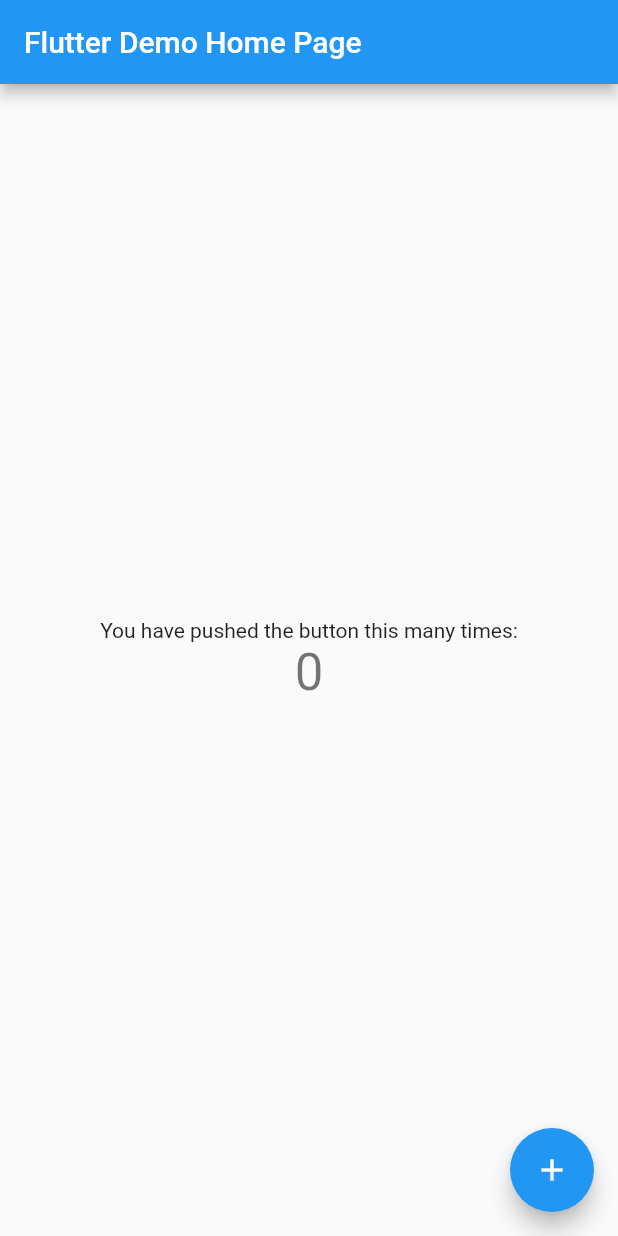
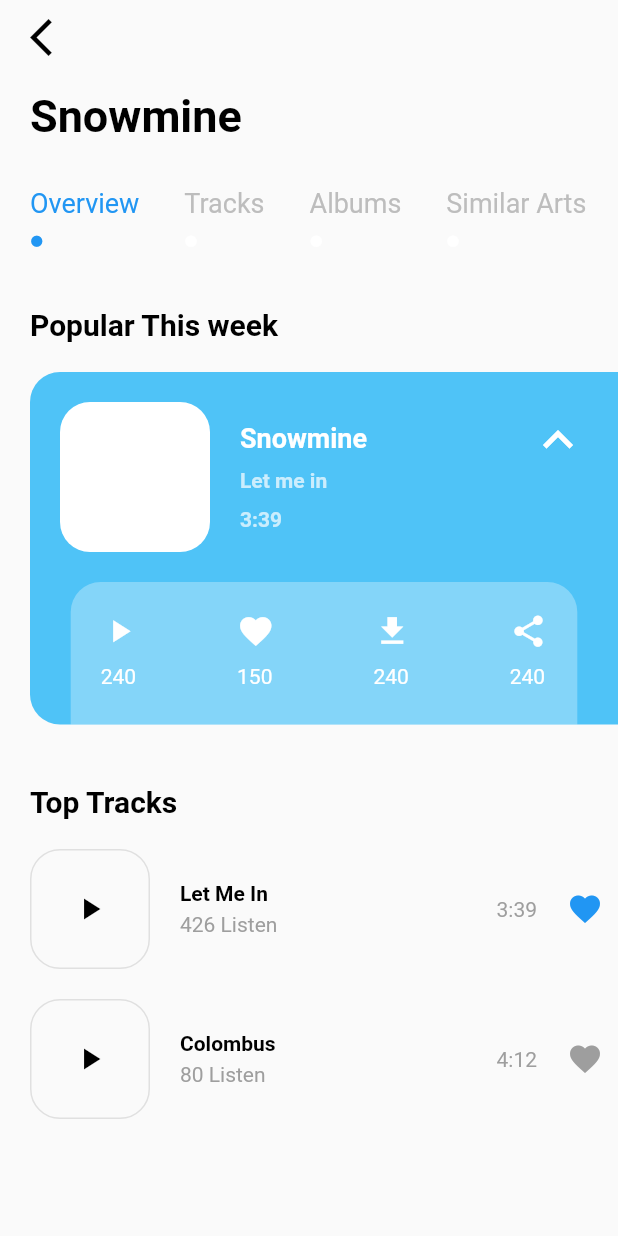
Before and after one commit to syyao/sydney_exam, a Flutter app: the screen it shows after launch, on a phone screen of 412 x 824 dp. Run offline on Flutter 3.47's test engine with Material 2 defaults, Android fonts, the phone set to English and light mode, and no system bars.

Commit message:
last_commit
22/09/2020

```diff
--- a/lib/main.dart
+++ b/lib/main.dart
@@ -1,4 +1,6 @@
 import 'package:flutter/material.dart';
+
+import 'screens/pageOne.dart';
 
 void main() {
   runApp(MyApp());
@@ -26,92 +28,7 @@ class MyApp extends StatelessWidget {
         // closer together (more dense) than on mobile platforms.
         visualDensity: VisualDensity.adaptivePlatformDensity,
       ),
-      home: MyHomePage(title: 'Flutter Demo Home Page'),
+      home: PageOne(),
     );
   }
 }
-
-class MyHomePage extends StatefulWidget {
-  MyHomePage({Key key, this.title}) : super(key: key);
-
-  // This widget is the home page of your application. It is stateful, meaning
-  // that it has a State object (defined below) that contains fields that affect
-  // how it looks.
-
-  // This class is the configuration for the state. It holds the values (in this
-  // case the title) provided by the parent (in this case the App widget) and
-  // used by the build method of the State. Fields in a Widget subclass are
-  // always marked "final".
-
-  final String title;
-
-  @override
-  _MyHomePageState createState() => _MyHomePageState();
-}
-
-class _MyHomePageState extends State<MyHomePage> {
-  int _counter = 0;
-
-  void _incrementCounter() {
-    setState(() {
-      // This call to setState tells the Flutter framework that something has
-      // changed in this State, which causes it to rerun the build method below
-      // so that the display can reflect the updated values. If we changed
-      // _counter without calling setState(), then the build method would not be
-      // called again, and so nothing would appear to happen.
-      _counter++;
-    });
-  }
-
-  @override
-  Widget build(BuildContext context) {
-    // This method is rerun every time setState is called, for instance as done
-    // by the _incrementCounter method above.
-    //
-    // The Flutter framework has been optimized to make rerunning build methods
-    // fast, so that you can just rebuild anything that needs updating rather
-    // than having to individually change instances of widgets.
-    return Scaffold(
-      appBar: AppBar(
-        // Here we take the value from the MyHomePage object that was created by
-        // the App.build method, and use it to set our appbar title.
-        title: Text(widget.title),
-      ),
-      body: Center(
-        // Center is a layout widget. It takes a single child and positions it
-        // in the middle of the parent.
-        child: Column(
-          // Column is also a layout widget. It takes a list of children and
-          // arranges them vertically. By default, it sizes itself to fit its
-          // children horizontally, and tries to be as tall as its parent.
-          //
-          // Invoke "debug painting" (press "p" in the console, choose the
-          // "Toggle Debug Paint" action from the Flutter Inspector in Android
-          // Studio, or the "Toggle Debug Paint" command in Visual Studio Code)
-          // to see the wireframe for each widget.
-          //
-          // Column has various properties to control how it sizes itself and
-          // how it positions its children. Here we use mainAxisAlignment to
-          // center the children vertically; the main axis here is the vertical
-          // axis because Columns are vertical (the cross axis would be
-          // horizontal).
-          mainAxisAlignment: MainAxisAlignment.center,
-          children: <Widget>[
-            Text(
-              'You have pushed the button this many times:',
-            ),
-            Text(
-              '$_counter',
-              style: Theme.of(context).textTheme.headline4,
-            ),
-          ],
-        ),
-      ),
-      floatingActionButton: FloatingActionButton(
-        onPressed: _incrementCounter,
-        tooltip: 'Increment',
-        child: Icon(Icons.add),
-      ), // This trailing comma makes auto-formatting nicer for build methods.
-    );
-  }
-}
--- /dev/null
+++ b/lib/screens/pageOne.dart
@@ -0,0 +1,287 @@
+import 'package:flutter/material.dart';
+
+import 'pageTwo.dart';
+
+class PageOne extends StatefulWidget {
+  @override
+  _PageOneState createState() => _PageOneState();
+}
+
+class _PageOneState extends State<PageOne> {
+  Widget itemOption(String titre, Color titrecolor, Color iconColor) {
+    return Container(
+      margin: EdgeInsets.only(right: 30),
+      child: Column(
+        mainAxisAlignment: MainAxisAlignment.spaceBetween,
+        crossAxisAlignment: CrossAxisAlignment.start,
+        children: <Widget>[
+          Text(
+            titre,
+            style: TextStyle(
+              color: titrecolor,
+              fontSize: 18,
+            ),
+          ),
+          Icon(Icons.brightness_1, size: 9, color: iconColor),
+        ],
+      ),
+    );
+  }
+
+  Widget itemSpecs(IconData icon, String chiffr) {
+    return Container(
+      child: Column(
+        crossAxisAlignment: CrossAxisAlignment.start,
+        children: <Widget>[
+          Icon(icon, size: 25, color: Colors.white),
+          SizedBox(height: 10),
+          Text(chiffr, style: TextStyle(color: Colors.white))
+        ],
+      ),
+    );
+  }
+
+  Widget itemTrack(String titre, String listen, String duree, Color colorIcon) {
+    return Container(
+      margin: EdgeInsets.symmetric(vertical: 10),
+      child: Row(
+        children: <Widget>[
+          InkWell(
+            onTap: () {
+              Navigator.push(
+                  context, MaterialPageRoute(builder: (context) => PageTwo()));
+            },
+            child: Container(
+              height: 80,
+              width: 80,
+              alignment: Alignment.center,
+              decoration: BoxDecoration(
+                  color: Colors.transparent,
+                  borderRadius: BorderRadius.circular(20),
+                  border: Border.all(width: 1, color: Colors.grey[300])),
+              child: Icon(Icons.play_arrow, color: Colors.black),
+            ),
+          ),
+          SizedBox(width: 20),
+          Expanded(
+            child: Column(
+              crossAxisAlignment: CrossAxisAlignment.start,
+              children: <Widget>[
+                Text(
+                  titre,
+                  style: TextStyle(
+                      color: Colors.black, fontWeight: FontWeight.bold),
+                ),
+                SizedBox(height: 5),
+                Text(
+                  listen,
+                  style: TextStyle(
+                    color: Colors.grey,
+                  ),
+                ),
+              ],
+            ),
+          ),
+          Padding(
+            padding: const EdgeInsets.all(10),
+            child: Text(
+              duree,
+              style: TextStyle(
+                color: Colors.grey,
+              ),
+            ),
+          ),
+          Padding(
+            padding: const EdgeInsets.all(10),
+            child: Icon(Icons.favorite, color: colorIcon),
+          ),
+        ],
+      ),
+    );
+  }
+
+  // var _songs;
+  // @override
+  // void initState() {
+  //   // TODO: implement initState
+  //   initPlayer();
+  // }
+
+  // void initPlayer() async {
+  //   super.initState();
+  //   var songs = await MusicFinder.allSongs();
+  //    songs = List.from(songs);
+  //   setState(() {
+  //     _songs = songs;
+  //   });
+  // }
+
+  // Future _playLocal() async{
+  //   final result = await audioPlayer.play(localFilePath), isLocal:true);
+  //   if (result == 1) setState(()  => PlayersState.playing
+  //   );
+  // }
+
+  @override
+  Widget build(BuildContext context) {
+    return Scaffold(
+      body: SafeArea(
+        child: SingleChildScrollView(
+          child: Padding(
+            padding: const EdgeInsets.only(left: 20),
+            child: Column(
+              crossAxisAlignment: CrossAxisAlignment.start,
+              children: <Widget>[
+                SizedBox(height: 10),
+                Row(
+                  children: <Widget>[
+                    Icon(Icons.arrow_back_ios, color: Colors.black, size: 30),
+                  ],
+                ),
+                SizedBox(height: 20),
+                Text(
+                  "Snowmine",
+                  style: TextStyle(
+                      color: Colors.black,
+                      fontSize: 30,
+                      fontWeight: FontWeight.bold),
+                ),
+                SizedBox(
+                  height: 30,
+                ),
+                Container(
+                  width: MediaQuery.of(context).size.width,
+                  height: 40,
+                  child: ListView(
+                    scrollDirection: Axis.horizontal,
+                    children: <Widget>[
+                      itemOption("Overview", Colors.blue, Colors.blue),
+                      itemOption("Tracks", Colors.grey[400], Colors.white),
+                      itemOption("Albums", Colors.grey[400], Colors.white),
+                      itemOption(
+                          "Similar Arts", Colors.grey[400], Colors.white),
+                    ],
+                  ),
+                ),
+                SizedBox(height: 40),
+                Text(
+                  "Popular This week",
+                  style: TextStyle(
+                    color: Colors.black,
+                    fontSize: 20,
+                    fontWeight: FontWeight.bold,
+                  ),
+                ),
+                SizedBox(height: 20),
+                Container(
+                  height: 235,
+                  width: MediaQuery.of(context).size.width,
+                  decoration: BoxDecoration(
+                    color: Colors.lightBlue[300],
+                    borderRadius: BorderRadius.only(
+                      topLeft: Radius.circular(20),
+                      bottomLeft: Radius.circular(20),
+                    ),
+                  ),
+                  child: Padding(
+                    padding:
+                        const EdgeInsets.only(top: 20, left: 20, right: 20),
+                    child: Column(
+                      children: <Widget>[
+                        Row(
+                          children: <Widget>[
+                            Container(
+                              height: 100,
+                              width: 100,
+                              decoration: BoxDecoration(
+                                  color: Colors.white,
+                                  borderRadius: BorderRadius.circular(20)),
+                            ),
+                            SizedBox(width: 20),
+                            Expanded(
+                              child: Column(
+                                crossAxisAlignment: CrossAxisAlignment.start,
+                                mainAxisAlignment:
+                                    MainAxisAlignment.spaceBetween,
+                                children: <Widget>[
+                                  Text(
+                                    'Snowmine',
+                                    style: TextStyle(
+                                      color: Colors.white,
+                                      fontSize: 18,
+                                      fontWeight: FontWeight.bold,
+                                    ),
+                                  ),
+                                  SizedBox(height: 10),
+                                  Text(
+                                    'Let me in',
+                                    style: TextStyle(
+                                      color: Colors.white.withOpacity(0.7),
+                                      fontSize: 14,
+                                      fontWeight: FontWeight.bold,
+                                    ),
+                                  ),
+                                  SizedBox(height: 10),
+                                  Text('3:39',
+                                      style: TextStyle(
+                                        color: Colors.white.withOpacity(0.7),
+                                        fontSize: 14,
+                                        fontWeight: FontWeight.bold,
+                                      ))
+                                ],
+                              ),
+                            ),
+                            Padding(
+                              padding: const EdgeInsets.only(bottom: 50),
+                              child: Icon(Icons.expand_less,
+                                  color: Colors.white, size: 40),
+                            ),
+                          ],
+                        ),
+                        SizedBox(height: 20),
+                        Expanded(
+                          child: Container(
+                            padding: EdgeInsets.all(20),
+                            width: MediaQuery.of(context).size.width / 1.22,
+                            decoration: BoxDecoration(
+                              color: Colors.white.withOpacity(0.3),
+                              borderRadius: BorderRadius.only(
+                                topRight: Radius.circular(20),
+                                topLeft: Radius.circular(20),
+                              ),
+                            ),
+                            child: Row(
+                              mainAxisAlignment: MainAxisAlignment.spaceBetween,
+                              children: <Widget>[
+                                itemSpecs(Icons.play_arrow, 240.toString()),
+                                itemSpecs(Icons.favorite, 150.toString()),
+                                itemSpecs(Icons.file_download, 240.toString()),
+                                itemSpecs(Icons.share, 240.toString()),
+                              ],
+                            ),
+                          ),
+                        ),
+                      ],
+                    ),
+                  ),
+                ),
+                SizedBox(height: 40),
+                Text(
+                  "Top Tracks",
+                  style: TextStyle(
+                    color: Colors.black,
+                    fontSize: 20,
+                    fontWeight: FontWeight.bold,
+                  ),
+                ),
+                SizedBox(height: 10),
+                itemTrack('Let Me In', "426 Listen", " 3:39", Colors.blue),
+                itemTrack('Colombus', "80 Listen", " 4:12", Colors.grey),
+              ],
+            ),
+          ),
+        ),
+      ),
+    );
+  }
+}
--- a/pubspec.yaml
+++ b/pubspec.yaml
@@ -25,6 +25,7 @@ dependencies:
     sdk: flutter
 
 
+
   # The following adds the Cupertino Icons font to your application.
   # Use with the CupertinoIcons class for iOS style icons.
   cupertino_icons: ^0.1.3
@@ -45,8 +46,8 @@ flutter:
   uses-material-design: true
 
   # To add assets to your application, add an assets section, like this:
-  # assets:
-  #   - images/a_dot_burr.jpeg
+  assets:
+    - images/
   #   - images/a_dot_ham.jpeg
 
   # An image asset can refer to one or more resolution-specific "variants", see
```
Also changed, not shown: lib/screens/pageTwo.dart (added, +156 -0 lines), lib/screens/brouillon.dart (added), 1 other file.
